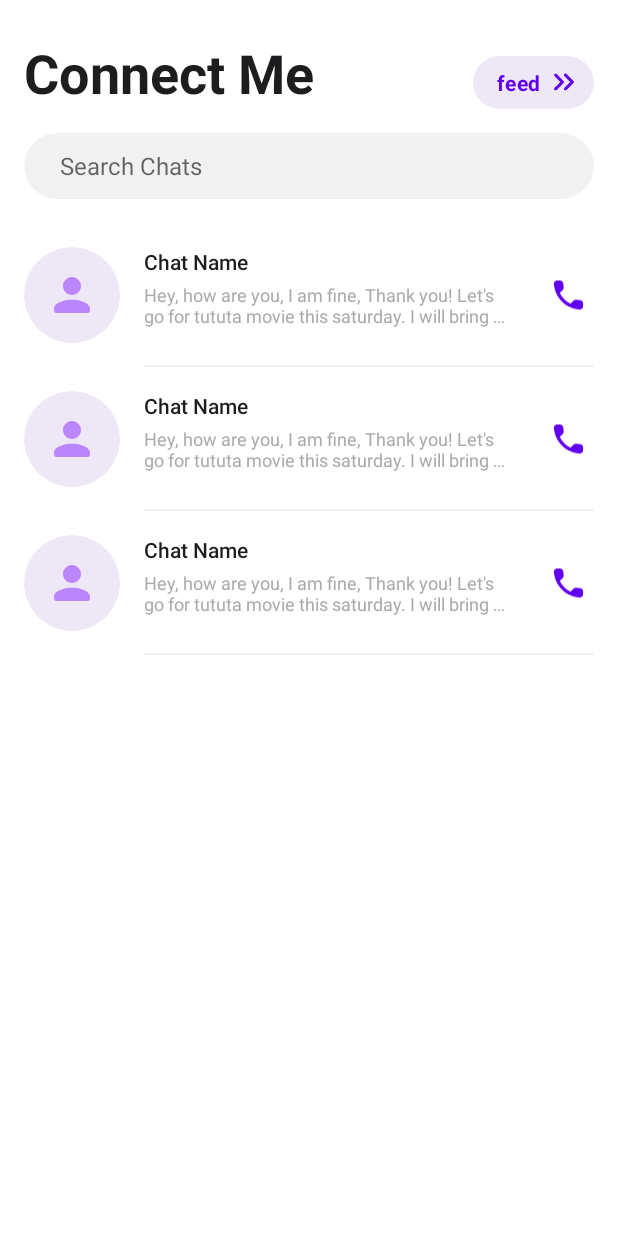
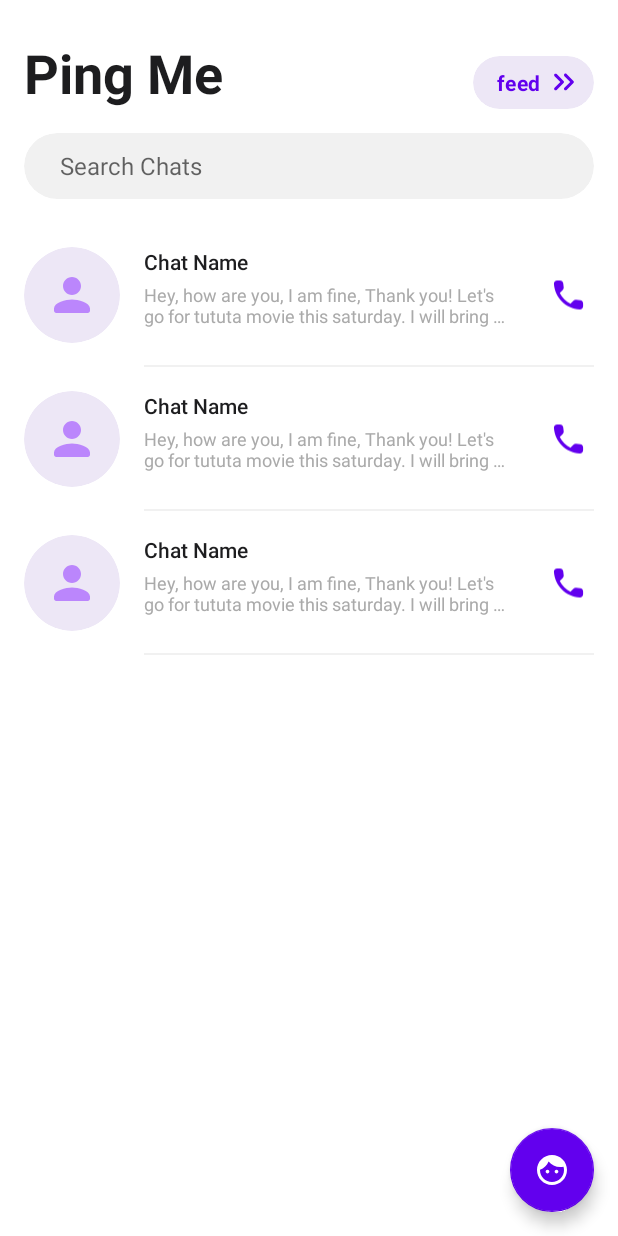
Before and after one commit to Singularity-Coder/InstaChat, an Android app: the layout fragment_chat.xml on its own in the app's theme, with its tools: preview values and no code run, on a phone screen of 412 x 824 dp. Run offline under Robolectric (Android 15) with nearby library versions, the phone set to English and light mode, and no system bars.

```diff
--- a/InstaChat/app/build.gradle
+++ b/InstaChat/app/build.gradle
@@ -45,6 +45,8 @@ dependencies {
     implementation "com.google.android.exoplayer:exoplayer:2.18.1"
     implementation "io.coil-kt:coil:2.1.0"
     implementation "org.jsoup:jsoup:1.13.1"
+    implementation "androidx.fragment:fragment-ktx:1.5.1"
+    implementation "androidx.activity:activity-ktx:1.5.1"
 
     // Coroutines
     var coroutine_version = "1.6.1"
@@ -52,7 +54,7 @@ dependencies {
     implementation "org.jetbrains.kotlinx:kotlinx-coroutines-android:$coroutine_version"
 
     // Room ORM
-    var room_version = "2.4.2"
+    var room_version = "2.4.3"
     implementation "androidx.room:room-runtime:$room_version"
     implementation "androidx.room:room-ktx:$room_version"
     kapt "androidx.room:room-compiler:$room_version"
--- a/InstaChat/app/src/main/java/com/singularitycoder/instachat/chat/ChatFragment.kt
+++ b/InstaChat/app/src/main/java/com/singularitycoder/instachat/chat/ChatFragment.kt
@@ -12,7 +12,8 @@ import com.singularitycoder.instachat.databinding.FragmentChatBinding
 import dagger.hilt.android.AndroidEntryPoint
 
 // Get list of nearby wifi networks or get nearby socket clients/servers
-
+// You cannot add a chat as u can only chat with the people the wifi network discovers
+// Profile
 @AndroidEntryPoint
 class ChatFragment : Fragment() {
 
--- /dev/null
+++ b/InstaChat/app/src/main/res/drawable/ic_round_menu_24.xml
@@ -0,0 +1,5 @@
+<vector android:height="24dp" android:tint="#000000"
+    android:viewportHeight="24" android:viewportWidth="24"
+    android:width="24dp" xmlns:android="http://schemas.android.com/apk/res/android">
+    <path android:fillColor="@android:color/white" android:pathData="M4,18h16c0.55,0 1,-0.45 1,-1s-0.45,-1 -1,-1L4,16c-0.55,0 -1,0.45 -1,1s0.45,1 1,1zM4,13h16c0.55,0 1,-0.45 1,-1s-0.45,-1 -1,-1L4,11c-0.55,0 -1,0.45 -1,1s0.45,1 1,1zM3,7c0,0.55 0.45,1 1,1h16c0.55,0 1,-0.45 1,-1s-0.45,-1 -1,-1L4,6c-0.55,0 -1,0.45 -1,1z"/>
+</vector>
--- /dev/null
+++ b/InstaChat/app/src/main/res/drawable/round_face_24.xml
@@ -0,0 +1,10 @@
+<vector xmlns:android="http://schemas.android.com/apk/res/android"
+    android:width="24dp"
+    android:height="24dp"
+    android:viewportWidth="24"
+    android:viewportHeight="24"
+    android:tint="?attr/colorControlNormal">
+  <path
+      android:fillColor="@android:color/white"
+      android:pathData="M10.25,13c0,0.69 -0.56,1.25 -1.25,1.25S7.75,13.69 7.75,13S8.31,11.75 9,11.75S10.25,12.31 10.25,13zM15,11.75c-0.69,0 -1.25,0.56 -1.25,1.25s0.56,1.25 1.25,1.25s1.25,-0.56 1.25,-1.25S15.69,11.75 15,11.75zM22,12c0,5.52 -4.48,10 -10,10S2,17.52 2,12S6.48,2 12,2S22,6.48 22,12zM20,12c0,-0.78 -0.12,-1.53 -0.33,-2.24C18.97,9.91 18.25,10 17.5,10c-3.13,0 -5.92,-1.44 -7.76,-3.69C8.69,8.87 6.6,10.88 4,11.86C4.01,11.9 4,11.95 4,12c0,4.41 3.59,8 8,8S20,16.41 20,12z"/>
+</vector>
--- a/InstaChat/app/src/main/res/layout/fragment_chat.xml
+++ b/InstaChat/app/src/main/res/layout/fragment_chat.xml
@@ -1,10 +1,14 @@
 <?xml version="1.0" encoding="utf-8"?>
-<androidx.constraintlayout.widget.ConstraintLayout xmlns:android="http://schemas.android.com/apk/res/android"
+<androidx.coordinatorlayout.widget.CoordinatorLayout xmlns:android="http://schemas.android.com/apk/res/android"
     xmlns:app="http://schemas.android.com/apk/res-auto"
     xmlns:tools="http://schemas.android.com/tools"
     android:layout_width="match_parent"
     android:layout_height="match_parent"
     tools:context=".chat.ChatFragment">
+
+    <androidx.constraintlayout.widget.ConstraintLayout
+        android:layout_width="match_parent"
+        android:layout_height="match_parent">
 
         <TextView
             android:id="@+id/tv_app_name"
@@ -56,10 +60,10 @@
                     app:layout_constraintEnd_toEndOf="parent" />
 
                 <ImageView
-                android:src="@drawable/ic_round_keyboard_double_arrow_right_24"
                     android:layout_width="wrap_content"
                     android:layout_height="wrap_content"
                     android:layout_marginEnd="8dp"
+                    android:src="@drawable/ic_round_keyboard_double_arrow_right_24"
                     app:tint="@color/purple_500" />
             </LinearLayout>
         </com.google.android.material.card.MaterialCardView>
@@ -106,3 +110,16 @@
             app:layout_constraintTop_toBottomOf="@+id/card_search"
             tools:listitem="@layout/list_item_chat" />
     </androidx.constraintlayout.widget.ConstraintLayout>
+
+    <com.google.android.material.floatingactionbutton.FloatingActionButton
+        android:id="@+id/fab_profile"
+        android:layout_width="wrap_content"
+        android:layout_height="wrap_content"
+        android:layout_gravity="bottom|end"
+        android:layout_margin="16dp"
+        android:contentDescription="Profile"
+        app:backgroundTint="@color/purple_500"
+        app:fabSize="normal"
+        app:srcCompat="@drawable/round_face_24"
+        app:tint="@android:color/white" />
+</androidx.coordinatorlayout.widget.CoordinatorLayout>
--- a/InstaChat/app/src/main/res/values/strings.xml
+++ b/InstaChat/app/src/main/res/values/strings.xml
@@ -1,6 +1,4 @@
 <resources>
-    <string name="app_name">Connect Me</string>
-    <!-- TODO: Remove or change this placeholder text -->
-    <string name="hello_blank_fragment">Hello blank fragment</string>
+    <string name="app_name">Ping Me</string>
     <string name="dummy_text_1">Hey, how are you, I am fine, Thank you! Let\'s go for tututa movie this saturday. I will bring some stuff to the movie</string>
 </resources>
```
Also changed, not shown: InstaChat/app/src/main/java/com/singularitycoder/instachat/helpers/GeneralUtils.kt (+61 -0 lines), InstaChat/app/src/main/java/com/singularitycoder/instachat/helpers/MenuBottomSheetFragment.kt (added, +119 -0 lines), InstaChat/app/src/main/java/com/singularitycoder/instachat/helpers/SharedViewModel.kt (added, +11 -0 lines), InstaChat/app/src/main/res/drawable/bg_top_rounded.xml (added, +18 -0 lines), InstaChat/app/src/main/res/drawable/ic_round_horizontal_rule_24.xml (added, +11 -0 lines), InstaChat/app/src/main/res/layout/fragment_menu_bottom_sheet.xml (added, +27 -0 lines), InstaChat/app/src/main/res/layout/list_item_bottom_sheet_menu.xml (added, +20 -0 lines), InstaChat/app/src/main/res/values/themes.xml (+12 -0 lines), 2 other files. Lines whose indentation alone changed are shown as unchanged.
